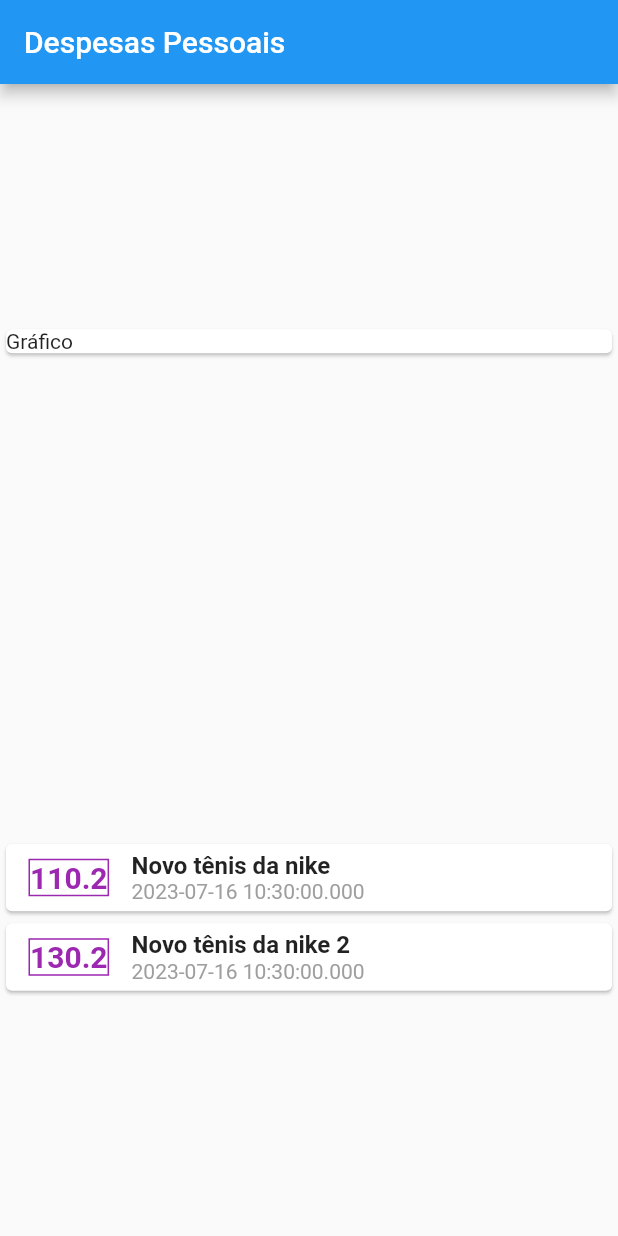
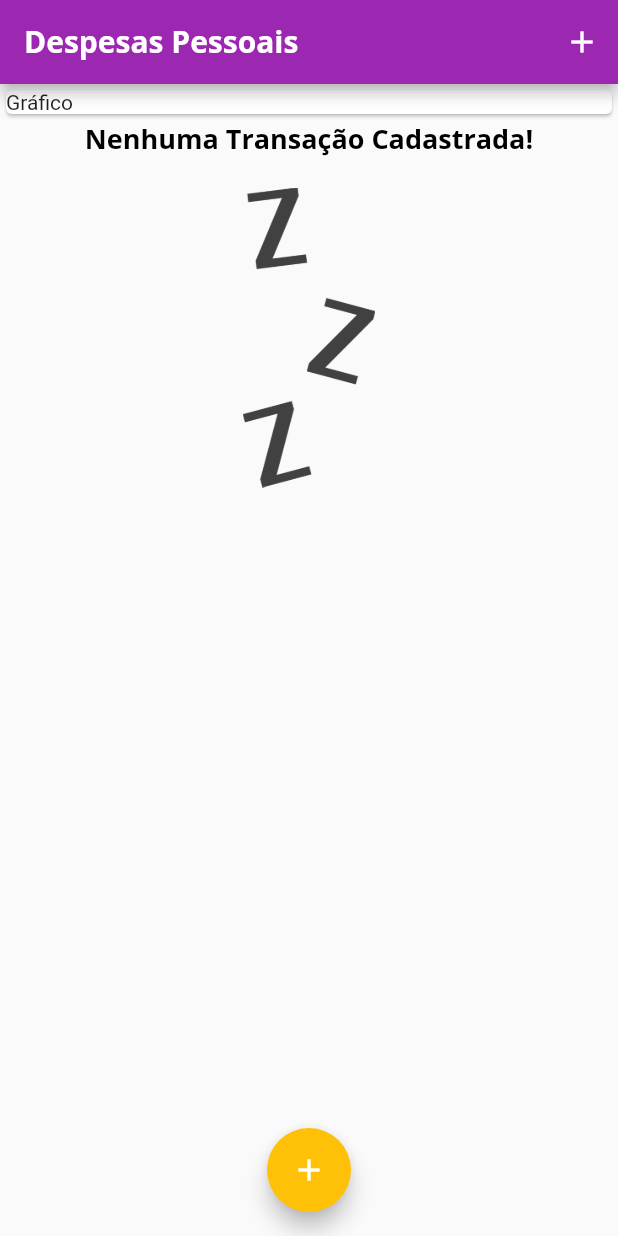
Before and after one commit to KaremSouza12/expenses, a Flutter app: the screen it shows after launch, on a phone screen of 412 x 824 dp. Run offline on Flutter 3.47's test engine with Material 2 defaults, Android fonts, the phone set to English and light mode, and no system bars.

Commit message:
add fonts and images

```diff
--- /dev/null
+++ b/lib/components/transaction_list.dart
@@ -0,0 +1,86 @@
+import 'package:expenses/models/transaction.dart';
+import 'package:flutter/material.dart';
+import 'package:intl/intl.dart';
+
+class TransactinList extends StatelessWidget {
+  const TransactinList({
+    super.key,
+    required this.transaction,
+  });
+
+  final List<Transaction> transaction;
+
+  @override
+  Widget build(BuildContext context) {
+    return SizedBox(
+      height: 300,
+      child: transaction.isEmpty
+          ? Column(
+              children: [
+                Text(
+                  'Nenhuma Transação Cadastrada!',
+                  style: Theme.of(context).textTheme.titleLarge,
+                ),
+                const SizedBox(
+                  height: 20,
+                ),
+                SizedBox(
+                    height: 200,
+                    child: Image.asset(
+                      'assets/images/waiting.png',
+                      fit: BoxFit.cover,
+                    ))
+              ],
+            )
+          : ListView.builder(
+              itemCount: transaction.length,
+              itemBuilder: (context, index) {
+                final e = transaction[index];
+                return Card(
+                  child: Row(
+                    children: [
+                      Container(
+                        margin: const EdgeInsets.symmetric(
+                          horizontal: 15,
+                          vertical: 10,
+                        ),
+                        decoration: BoxDecoration(
+                            border: Border.all(
+                          color: Colors.purple,
+                          width: 1,
+                        )),
+                        child: Text(
+                          'R\$ ${e.value.toString()}',
+                          style: const TextStyle(
+                            fontSize: 20,
+                            fontWeight: FontWeight.bold,
+                            color: Colors.purple,
+                          ),
+                        ),
+                      ),
+                      Column(
+                        crossAxisAlignment: CrossAxisAlignment.start,
+                        children: [
+                          Text(
+                            e.title,
+                            style: const TextStyle(
+                              fontSize: 16,
+                              fontWeight: FontWeight.bold,
+                            ),
+                          ),
+                          Text(
+                            DateFormat('d MMM y').format(e.date),
+                            style: const TextStyle(
+                              color: Colors.grey,
+                            ),
+                          ),
+                        ],
+                      )
+                    ],
+                  ),
+                );
+              },
+            ),
+    );
+  }
+}
--- a/lib/main.dart
+++ b/lib/main.dart
@@ -1,98 +1,125 @@
+import 'dart:math';
+
+import 'package:expenses/components/transaction_form.dart';
+import 'package:expenses/components/transaction_list.dart';
 import 'package:expenses/models/transaction.dart';
 import 'package:flutter/material.dart';
 
 void main() {
-  runApp(const ExpensesApp());
+  runApp(
+    ExpensesApp(),
+  );
 }
 
 class ExpensesApp extends StatelessWidget {
-  const ExpensesApp({super.key});
-
+  ExpensesApp({super.key});
+  final ThemeData tema = ThemeData();
   @override
   Widget build(BuildContext context) {
     return MaterialApp(
+      theme: tema.copyWith(
+        colorScheme: tema.colorScheme.copyWith(
+          primary: Colors.purple,
+          secondary: Colors.amber,
+        ),
+        textTheme: tema.textTheme.copyWith(
+          titleLarge: const TextStyle(
+            fontFamily: 'OpenSans',
+            fontSize: 18,
+            fontWeight: FontWeight.bold,
+            color: Colors.black,
+          ),
+        ),
+        appBarTheme: const AppBarTheme(
+          titleTextStyle: TextStyle(
+            fontFamily: 'OpenSans',
+            fontSize: 20,
+            fontWeight: FontWeight.bold,
+          ),
+        ),
+      ),
+      debugShowCheckedModeBanner: false,
       home: MyHomePage(),
     );
   }
 }
 
-class MyHomePage extends StatelessWidget {
-  MyHomePage({super.key});
-  final transaction = [
-    Transaction(
-      id: 't1',
-      title: 'Novo tênis da nike',
-      value: 110.20,
+class MyHomePage extends StatefulWidget {
+  const MyHomePage({super.key});
+
+  @override
+  State<MyHomePage> createState() => _MyHomePageState();
+}
+
+class _MyHomePageState extends State<MyHomePage> {
+  final List<Transaction> transaction = [
+    // Transaction(
+    //   id: 't1',
+    //   title: 'Novo tênis da nike',
+    //   value: 110.20,
+    //   date: DateTime.now(),
+    // ),
+    // Transaction(
+    //   id: 't2',
+    //   title: 'Novo tênis da nike 2',
+    //   value: 130.20,
+    //   date: DateTime.now(),
+    // ),
+    // Transaction(
+    //   id: 't3',
+    //   title: 'Conta de Ceular',
+    //   value: 140.20,
+    //   date: DateTime.now(),
+    // ),
+  ];
+  _addTransaction(String title, double value) {
+    final newTransaction = Transaction(
+      id: Random().nextDouble().toString(),
+      title: title,
+      value: value,
       date: DateTime.now(),
-    ),
-    Transaction(
-      id: 't2',
-      title: 'Novo tênis da nike 2',
-      value: 130.20,
-      date: DateTime.now(),
-    ),
-  ];
+    );
+    setState(() {
+      transaction.add(newTransaction);
+    });
+    Navigator.of(context).pop();
+  }
+
+  _openTransactionFormModal(BuildContext context) {
+    showModalBottomSheet(
+      context: context,
+      builder: (_) {
+        return TransactionForm(onSubmit: _addTransaction);
+      },
+    );
+  }
+
   @override
   Widget build(BuildContext context) {
     return Scaffold(
       appBar: AppBar(
         title: const Text('Despesas Pessoais'),
+        actions: [
+          IconButton(
+            onPressed: () => _openTransactionFormModal(context),
+            icon: const Icon(Icons.add),
+          )
+        ],
       ),
       body: Column(
-          mainAxisAlignment: MainAxisAlignment.spaceAround,
         crossAxisAlignment: CrossAxisAlignment.stretch,
         children: [
           const Card(
             child: Text('Gráfico'),
           ),
-            Column(
-              children: transaction.map((e) {
-                return Card(
-                  child: Row(
-                    children: [
-                      Container(
-                        margin: const EdgeInsets.symmetric(
-                          horizontal: 15,
-                          vertical: 10,
-                        ),
-                        decoration: BoxDecoration(
-                            border: Border.all(
-                          color: Colors.purple,
-                          width: 1,
-                        )),
-                        child: Text(
-                          e.value.toString(),
-                          style: const TextStyle(
-                            fontSize: 20,
-                            fontWeight: FontWeight.bold,
-                            color: Colors.purple,
-                          ),
-                        ),
-                      ),
-                      Column(
-                        crossAxisAlignment: CrossAxisAlignment.start,
-                        children: [
-                          Text(
-                            e.title,
-                            style: const TextStyle(
-                              fontSize: 16,
-                              fontWeight: FontWeight.bold,
-                            ),
-                          ),
-                          Text(
-                            e.date.toString(),
-                            style: const TextStyle(
-                              color: Colors.grey,
-                            ),
-                          ),
-                        ],
-                      )
+          TransactinList(transaction: transaction),
         ],
       ),
+      floatingActionButton: FloatingActionButton(
+        onPressed: () => _openTransactionFormModal(context),
+        child: const Icon(Icons.add),
+      ),
+      floatingActionButtonLocation: FloatingActionButtonLocation.centerFloat,
     );
-              }).toList(),
-            )
-          ],
-        ));
   }
 }
```
Also changed, not shown: lib/components/transaction_form.dart (added, +74 -0 lines), pubspec.yaml (+13 -8 lines), assets/fonts/OpenSans-Bold.ttf (added), assets/fonts/OpenSans-Regular.ttf (added), assets/fonts/Quicksand-Bold.ttf (added), assets/fonts/Quicksand-Regular.ttf (added), assets/images/waiting.png (added), 1 other file. Lines whose indentation alone changed are shown as unchanged.
